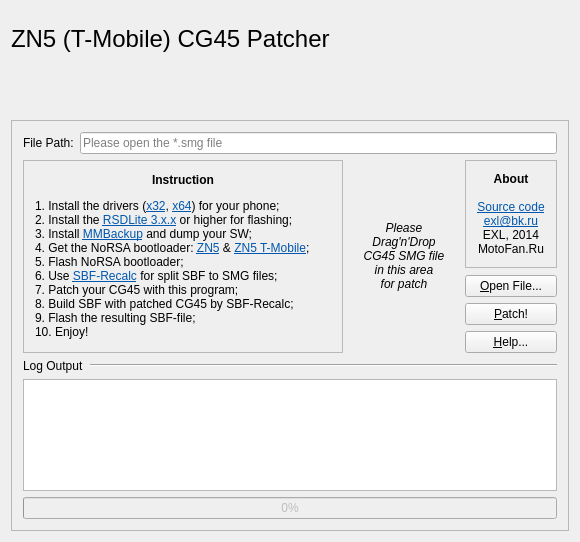
First picture: the form in Widget.ui, repository EXL/zUnlock-ZN5, before the edit.
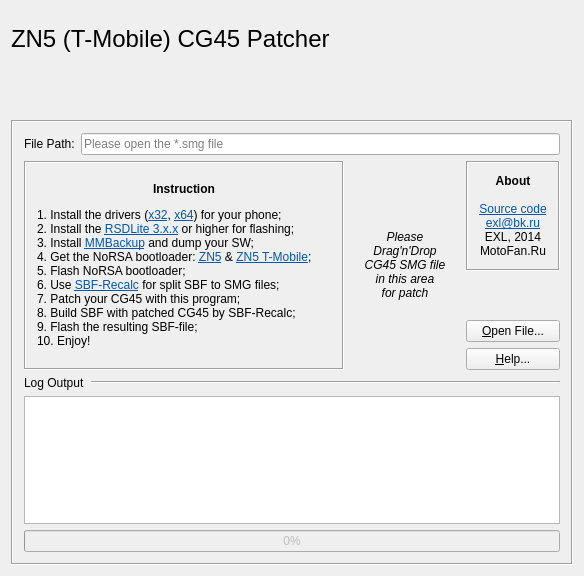
Second picture: the form after the edit. Custom widgets are drawn as their Qt base class.

The edit to the form file:
```diff
--- a/Widget.ui
+++ b/Widget.ui
@@ -8,7 +8,7 @@
     <x>0</x>
     <y>0</y>
     <width>574</width>
-    <height>542</height>
+    <height>576</height>
    </rect>
   </property>
   <property name="windowTitle">
@@ -46,10 +46,10 @@
    <item>
     <widget class="QFrame" name="frame">
      <property name="frameShape">
-      <enum>QFrame::StyledPanel</enum>
+      <enum>QFrame::Box</enum>
      </property>
      <property name="frameShadow">
-      <enum>QFrame::Raised</enum>
+      <enum>QFrame::Sunken</enum>
      </property>
      <layout class="QVBoxLayout" name="verticalLayout_3">
       <item>
@@ -84,10 +84,10 @@
            </size>
           </property>
           <property name="frameShape">
-           <enum>QFrame::StyledPanel</enum>
+           <enum>QFrame::Box</enum>
           </property>
           <property name="frameShadow">
-           <enum>QFrame::Raised</enum>
+           <enum>QFrame::Sunken</enum>
           </property>
           <layout class="QVBoxLayout" name="verticalLayout_2">
            <item>
@@ -130,10 +130,10 @@
           <item>
            <widget class="QFrame" name="frame_4">
             <property name="frameShape">
-             <enum>QFrame::StyledPanel</enum>
+             <enum>QFrame::Box</enum>
             </property>
             <property name="frameShadow">
-             <enum>QFrame::Raised</enum>
+             <enum>QFrame::Sunken</enum>
             </property>
             <layout class="QVBoxLayout" name="verticalLayout_5">
              <item>
@@ -172,13 +172,6 @@
             </property>
            </widget>
           </item>
-          <item>
-           <widget class="QPushButton" name="pushButtonStartPatch">
-            <property name="text">
-             <string>&amp;Patch!</string>
-            </property>
-           </widget>
-          </item>
           <item>
            <widget class="QPushButton" name="pushButtonAbout">
             <property name="text">
@@ -247,6 +240,9 @@
         <property name="value">
          <number>0</number>
         </property>
+        <property name="alignment">
+         <set>Qt::AlignCenter</set>
+        </property>
        </widget>
       </item>
      </layout>
```
Left out of the diff: 4 changed lines with no effect on the pictures.
